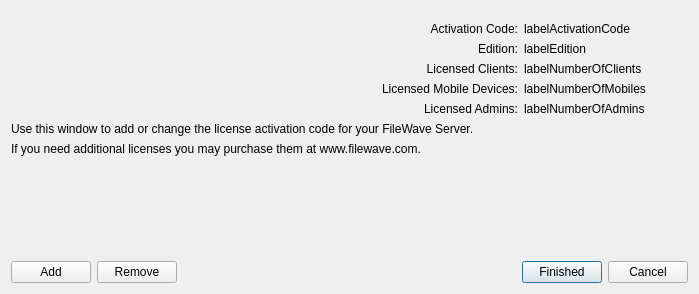
Old version of the form FWAdminLib/EditActivationCodesDlg.ui in the repository fw-dev/translations.
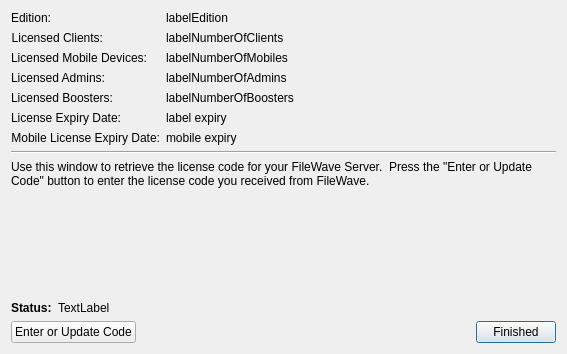
New version of the form.

Diff of the .ui file:
```diff
--- a/FWAdminLib/EditActivationCodesDlg.ui
+++ b/FWAdminLib/EditActivationCodesDlg.ui
@@ -6,154 +6,15 @@
    <rect>
     <x>0</x>
     <y>0</y>
-    <width>699</width>
-    <height>294</height>
+    <width>567</width>
+    <height>354</height>
    </rect>
   </property>
   <property name="windowTitle">
    <string>FileWave Server Activation Code</string>
   </property>
-  <layout class="QVBoxLayout" name="verticalLayout">
-   <item>
-    <spacer name="verticalSpacer">
-     <property name="orientation">
-      <enum>Qt::Vertical</enum>
-     </property>
-     <property name="sizeType">
-      <enum>QSizePolicy::Fixed</enum>
-     </property>
-     <property name="sizeHint" stdset="0">
-      <size>
-       <width>20</width>
-       <height>11</height>
-      </size>
-     </property>
-    </spacer>
-   </item>
-   <item>
-    <layout class="QHBoxLayout" name="horizontalLayout_2">
-     <item>
-      <widget class="QLabel" name="logoLabel">
-       <property name="text">
-        <string/>
-       </property>
-       <property name="scaledContents">
-        <bool>false</bool>
-       </property>
-      </widget>
-     </item>
-     <item>
-      <layout class="QGridLayout" name="gridLayout">
-       <item row="0" column="0">
-        <widget class="QLabel" name="label">
-         <property name="text">
-          <string>Activation Code:</string>
-         </property>
-         <property name="alignment">
-          <set>Qt::AlignRight|Qt::AlignTrailing|Qt::AlignVCenter</set>
-         </property>
-        </widget>
-       </item>
-       <item row="0" column="1">
-        <widget class="QLabel" name="labelActivationCode">
-         <property name="text">
-          <string>labelActivationCode</string>
-         </property>
-        </widget>
-       </item>
-       <item row="1" column="0">
-        <widget class="QLabel" name="label_2">
-         <property name="text">
-          <string>Edition:</string>
-         </property>
-         <property name="alignment">
-          <set>Qt::AlignRight|Qt::AlignTrailing|Qt::AlignVCenter</set>
-         </property>
-        </widget>
-       </item>
-       <item row="1" column="1">
-        <widget class="QLabel" name="labelEdition">
-         <property name="text">
-          <string>labelEdition</string>
-         </property>
-        </widget>
-       </item>
-       <item row="2" column="0">
-        <widget class="QLabel" name="label_3">
-         <property name="text">
-          <string>Licensed Clients:</string>
-         </property>
-         <property name="alignment">
-          <set>Qt::AlignRight|Qt::AlignTrailing|Qt::AlignVCenter</set>
-         </property>
-        </widget>
-       </item>
-       <item row="2" column="1">
-        <widget class="QLabel" name="labelNumberOfClients">
-         <property name="text">
-          <string>labelNumberOfClients</string>
-         </property>
-        </widget>
-       </item>
-       <item row="5" column="1">
-        <widget class="QLabel" name="labelNumberOfAdmins">
-         <property name="text">
-          <string>labelNumberOfAdmins</string>
-         </property>
-        </widget>
-       </item>
-       <item row="5" column="0">
-        <widget class="QLabel" name="label_4">
-         <property name="text">
-          <string>Licensed Admins:</string>
-         </property>
-         <property name="alignment">
-          <set>Qt::AlignRight|Qt::AlignTrailing|Qt::AlignVCenter</set>
-         </property>
-        </widget>
-       </item>
-       <item row="4" column="1">
-        <widget class="QLabel" name="labelNumberOfMobiles">
-         <property name="text">
-          <string>labelNumberOfMobiles</string>
-         </property>
-        </widget>
-       </item>
-       <item row="4" column="0">
-        <widget class="QLabel" name="label_5">
-         <property name="text">
-          <string>Licensed Mobile Devices:</string>
-         </property>
-         <property name="alignment">
-          <set>Qt::AlignRight|Qt::AlignTrailing|Qt::AlignVCenter</set>
-         </property>
-        </widget>
-       </item>
-      </layout>
-     </item>
-    </layout>
-   </item>
-   <item>
-    <widget class="QLabel" name="label_6">
-     <property name="text">
-      <string>Use this window to add or change the license activation code for your FileWave Server.</string>
-     </property>
-     <property name="wordWrap">
-      <bool>true</bool>
-     </property>
-    </widget>
-   </item>
-   <item>
-    <widget class="QLabel" name="label_7">
-     <property name="text">
-      <string>If you need additional licenses you may purchase them at www.filewave.com.</string>
-     </property>
-     <property name="wordWrap">
-      <bool>true</bool>
-     </property>
-    </widget>
-   </item>
-   <item>
+  <layout class="QGridLayout" name="gridLayout">
+   <item row="3" column="0">
     <spacer name="verticalSpacer_2">
      <property name="orientation">
       <enum>Qt::Vertical</enum>
@@ -166,19 +27,12 @@
      </property>
     </spacer>
    </item>
-   <item>
+   <item row="5" column="0">
     <layout class="QHBoxLayout" name="horizontalLayout">
      <item>
       <widget class="QPushButton" name="buttonAdd">
        <property name="text">
-        <string>Add</string>
-       </property>
-      </widget>
-     </item>
-     <item>
-      <widget class="QPushButton" name="buttonRemove">
-       <property name="text">
-        <string>Remove</string>
+        <string>Enter or Update Code</string>
        </property>
       </widget>
      </item>
@@ -205,15 +59,209 @@
        </property>
       </widget>
      </item>
+    </layout>
+   </item>
+   <item row="0" column="0">
+    <layout class="QHBoxLayout" name="horizontalLayout_4">
      <item>
-      <widget class="QPushButton" name="buttonCancel">
+      <layout class="QFormLayout" name="formLayout">
+       <item row="0" column="0">
+        <widget class="QLabel" name="label_2">
+         <property name="text">
+          <string>Edition:</string>
+         </property>
+         <property name="alignment">
+          <set>Qt::AlignRight|Qt::AlignTrailing|Qt::AlignVCenter</set>
+         </property>
+        </widget>
+       </item>
+       <item row="0" column="1">
+        <widget class="QLabel" name="labelEdition">
+         <property name="text">
+          <string>labelEdition</string>
+         </property>
+        </widget>
+       </item>
+       <item row="1" column="0">
+        <widget class="QLabel" name="label_3">
+         <property name="text">
+          <string>Licensed Clients:</string>
+         </property>
+         <property name="alignment">
+          <set>Qt::AlignRight|Qt::AlignTrailing|Qt::AlignVCenter</set>
+         </property>
+        </widget>
+       </item>
+       <item row="1" column="1">
+        <widget class="QLabel" name="labelNumberOfClients">
+         <property name="text">
+          <string>labelNumberOfClients</string>
+         </property>
+        </widget>
+       </item>
+       <item row="2" column="0">
+        <widget class="QLabel" name="label_5">
+         <property name="text">
+          <string>Licensed Mobile Devices:</string>
+         </property>
+         <property name="alignment">
+          <set>Qt::AlignRight|Qt::AlignTrailing|Qt::AlignVCenter</set>
+         </property>
+        </widget>
+       </item>
+       <item row="2" column="1">
+        <widget class="QLabel" name="labelNumberOfMobiles">
+         <property name="text">
+          <string>labelNumberOfMobiles</string>
+         </property>
+        </widget>
+       </item>
+       <item row="3" column="0">
+        <widget class="QLabel" name="label_4">
+         <property name="text">
+          <string>Licensed Admins:</string>
+         </property>
+         <property name="alignment">
+          <set>Qt::AlignRight|Qt::AlignTrailing|Qt::AlignVCenter</set>
+         </property>
+        </widget>
+       </item>
+       <item row="3" column="1">
+        <widget class="QLabel" name="labelNumberOfAdmins">
+         <property name="text">
+          <string>labelNumberOfAdmins</string>
+         </property>
+        </widget>
+       </item>
+       <item row="4" column="0">
+        <widget class="QLabel" name="label_7">
+         <property name="text">
+          <string>Licensed Boosters:</string>
+         </property>
+         <property name="alignment">
+          <set>Qt::AlignRight|Qt::AlignTrailing|Qt::AlignVCenter</set>
+         </property>
+        </widget>
+       </item>
+       <item row="4" column="1">
+        <widget class="QLabel" name="labelNumberOfBoosters">
+         <property name="text">
+          <string>labelNumberOfBoosters</string>
+         </property>
+        </widget>
+       </item>
+       <item row="5" column="0">
+        <widget class="QLabel" name="label_8">
+         <property name="text">
+          <string>License Expiry Date:</string>
+         </property>
+         <property name="alignment">
+          <set>Qt::AlignRight|Qt::AlignTrailing|Qt::AlignVCenter</set>
+         </property>
+        </widget>
+       </item>
+       <item row="5" column="1">
+        <widget class="QLabel" name="labelExpiryDate">
+         <property name="text">
+          <string>label expiry</string>
+         </property>
+        </widget>
+       </item>
+       <item row="6" column="0">
+        <widget class="QLabel" name="label_9">
+         <property name="text">
+          <string>Mobile License Expiry Date:</string>
+         </property>
+         <property name="alignment">
+          <set>Qt::AlignRight|Qt::AlignTrailing|Qt::AlignVCenter</set>
+         </property>
+        </widget>
+       </item>
+       <item row="6" column="1">
+        <widget class="QLabel" name="labelMovileExpiryDate">
+         <property name="text">
+          <string>mobile expiry</string>
+         </property>
+        </widget>
+       </item>
+      </layout>
+     </item>
+     <item>
+      <layout class="QHBoxLayout" name="horizontalLayout_2">
+       <item>
+        <spacer name="horizontalSpacer_2">
+         <property name="orientation">
+          <enum>Qt::Horizontal</enum>
+         </property>
+         <property name="sizeHint" stdset="0">
+          <size>
+           <width>40</width>
+           <height>20</height>
+          </size>
+         </property>
+        </spacer>
+       </item>
+       <item>
+        <widget class="QLabel" name="logoLabel">
+         <property name="text">
+          <string/>
+         </property>
+         <property name="scaledContents">
+          <bool>false</bool>
+         </property>
+        </widget>
+       </item>
+      </layout>
+     </item>
+    </layout>
+   </item>
+   <item row="4" column="0">
+    <layout class="QHBoxLayout" name="horizontalLayout_3">
+     <item>
+      <widget class="QLabel" name="labelStatusHeader">
+       <property name="font">
+        <font>
+         <weight>75</weight>
+         <bold>true</bold>
+        </font>
+       </property>
        <property name="text">
-        <string>Cancel</string>
+        <string>Status:</string>
        </property>
       </widget>
      </item>
+     <item>
+      <widget class="QLabel" name="labelStatus">
+       <property name="sizePolicy">
+        <sizepolicy hsizetype="Preferred" vsizetype="Preferred">
+         <horstretch>2</horstretch>
+         <verstretch>0</verstretch>
+        </sizepolicy>
+       </property>
+       <property name="text">
+        <string>TextLabel</string>
+       </property>
+      </widget>
+     </item>
     </layout>
    </item>
+   <item row="2" column="0">
+    <widget class="QLabel" name="label_6">
+     <property name="text">
+      <string>Use this window to retrieve the license code for your FileWave Server.  Press the &quot;Enter or Update Code&quot; button to enter the license code you received from FileWave.</string>
+     </property>
+     <property name="wordWrap">
+      <bool>true</bool>
+     </property>
+    </widget>
+   </item>
+   <item row="1" column="0">
+    <widget class="Line" name="line">
+     <property name="orientation">
+      <enum>Qt::Horizontal</enum>
+     </property>
+    </widget>
+   </item>
   </layout>
  </widget>
  <resources>
```
Left out of the diff: 6 changed lines with no effect on the pictures.
